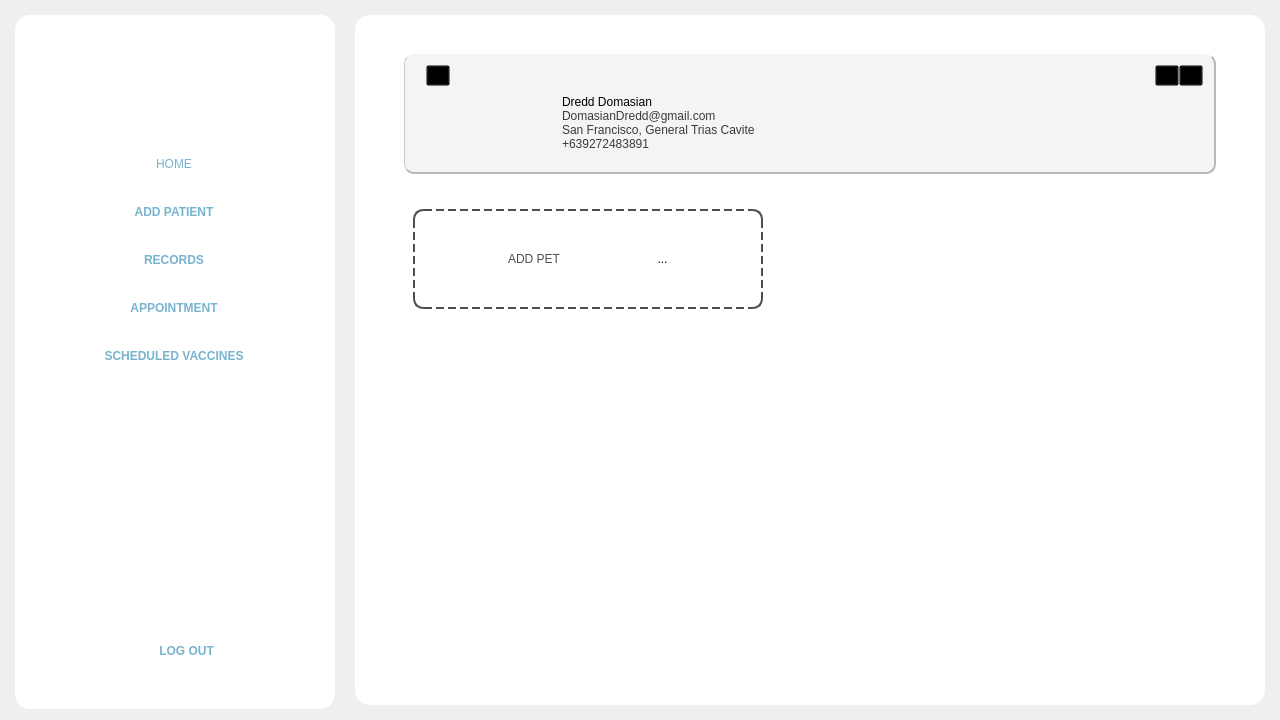
Above: Frontend/Home.ui from rmmln/Petmate-Desktop-Application before the change. Below: the same form after it.
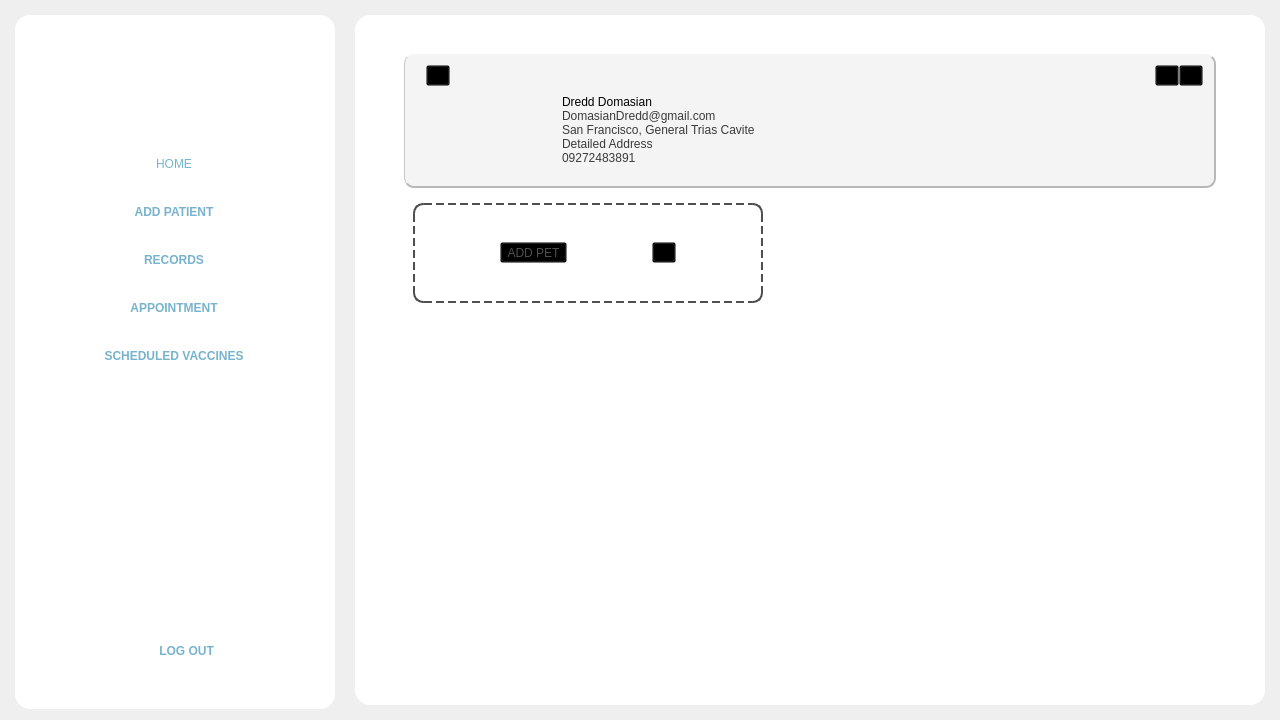
That is the form after the change. Icons and pictures are not drawn.

Commit message:
Add owner_id filter to pet list API and update UI
The backend PetListCreateView now supports filtering pets by owner_id via query parameters. The frontend Home.ui and app.py were updated to improve profile and address display, add a detailed address label, update phone formatting, and refactor cancel button logic for better form clearing and navigation.

Patch:
```diff
--- a/Frontend/Home.ui
+++ b/Frontend/Home.ui
@@ -2541,6 +2541,17 @@
                    </property>
                   </widget>
                  </item>
+                 <item>
+                  <widget class="QLabel" name="detailedAddressLabel">
+                   <property name="styleSheet">
+                    <string notr="true">font: 63 12pt &quot;Montserrat Light&quot;;
+color:rgb(58, 58, 58);</string>
+                   </property>
+                   <property name="text">
+                    <string>Detailed Address</string>
+                   </property>
+                  </widget>
+                 </item>
                  <item>
                   <widget class="QLabel" name="phoneLabel">
                    <property name="styleSheet">
@@ -2548,7 +2559,7 @@
 color:rgb(58, 58, 58);</string>
                    </property>
                    <property name="text">
-                    <string>+639272483891</string>
+                    <string>09272483891</string>
                    </property>
                   </widget>
                  </item>
@@ -2710,7 +2721,7 @@
                 <number>0</number>
                </property>
                <property name="topMargin">
-                <number>20</number>
+                <number>0</number>
                </property>
                <property name="rightMargin">
                 <number>0</number>
@@ -2721,7 +2732,40 @@
                <item>
                 <widget class="QScrollArea" name="scrollArea_3">
                  <property name="styleSheet">
-                  <string notr="true">border:none;</string>
+                  <string notr="true">#scrollArea_3{
+	border:none;
+
+}
+#scrollArea_3 QScrollBar:vertical {
+    background: transparent; /* or any background */
+    width: 10px;
+    margin: 0px;
+}
+
+#scrollArea_3 QScrollBar::handle:vertical {
+    background-color: rgb(129, 191, 218);
+    border-radius: 5px;
+    min-height: 120px;
+	min-height: 200px;
+}
+
+#scrollArea_3 QScrollBar::handle:vertical:hover {
+    background-color: rgb(86, 127, 145);
+}
+
+#scrollArea_3 QScrollBar::add-line:vertical,
+#scrollArea_3 QScrollBar::sub-line:vertical {
+    height: 0px;
+    background: none;
+    border: none;
+}
+
+#scrollArea_3 QScrollBar::groove:vertical {
+    background: transparent;
+    border: none;
+    border-radius: 0px;
+}
+</string>
                  </property>
                  <property name="widgetResizable">
                   <bool>true</bool>
@@ -2732,7 +2776,7 @@
                     <x>0</x>
                     <y>0</y>
                     <width>812</width>
-                    <height>410</height>
+                    <height>417</height>
                    </rect>
                   </property>
                   <layout class="QGridLayout" name="gridLayout_6">
```
Left out of the diff: 16 changed lines with no effect on the pictures. The commit also changes 3 other files.
